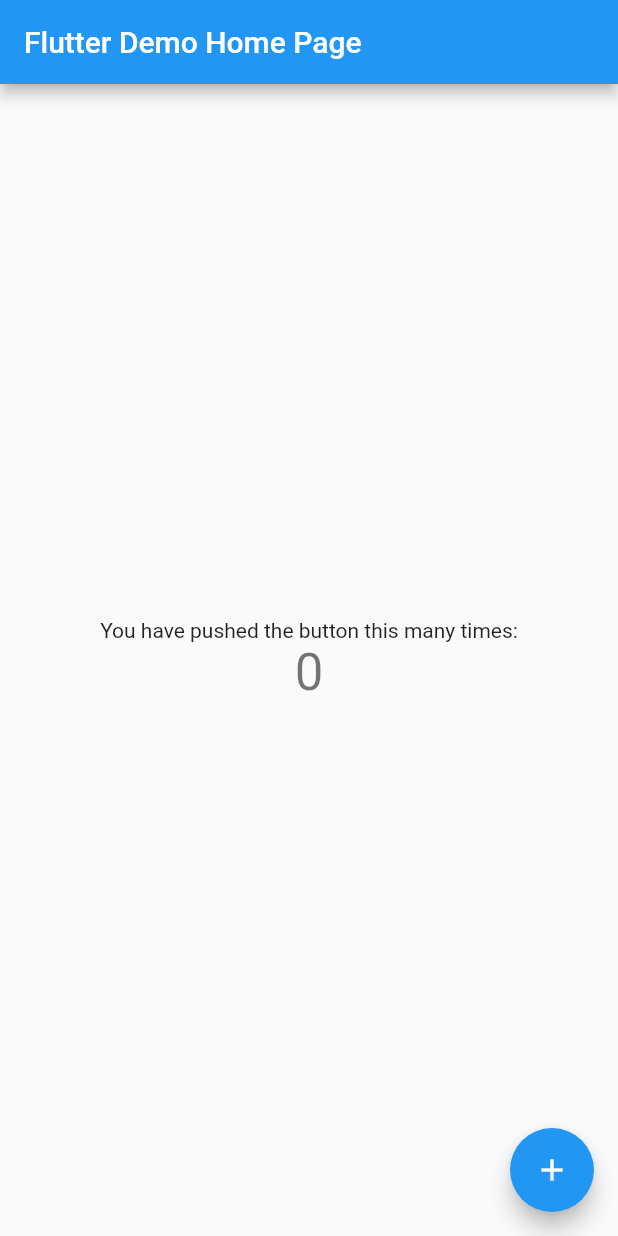
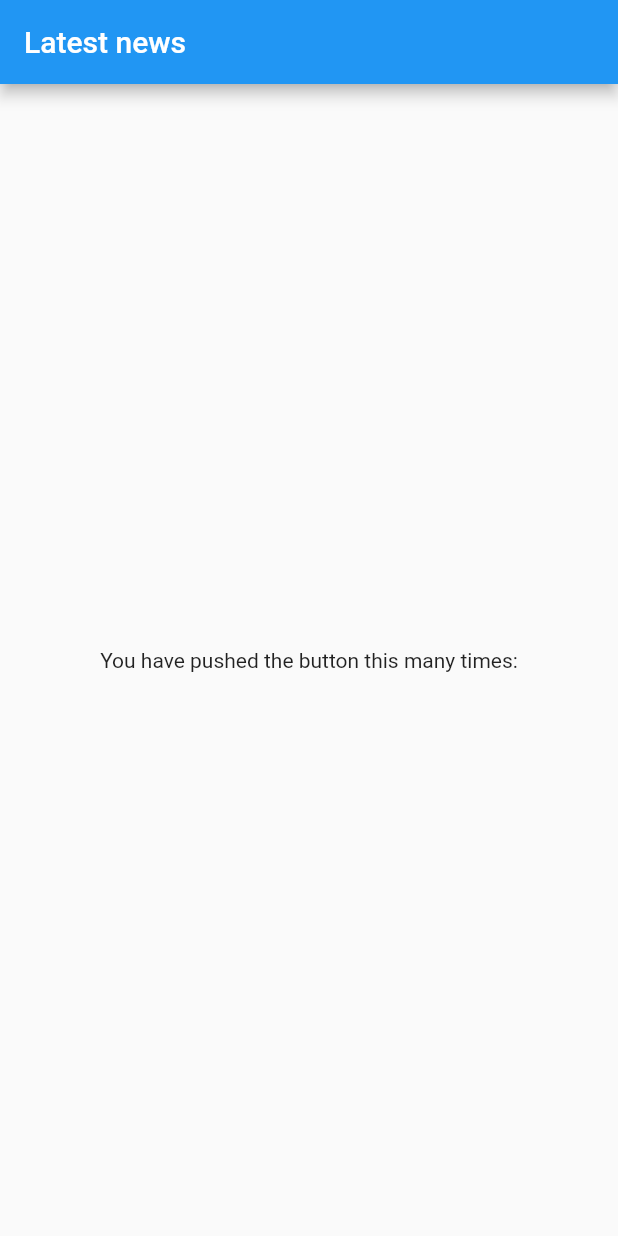
Before and after one commit to jupiterhub/news_app, a Flutter app: the screen it shows after launch, on a phone screen of 412 x 824 dp. Run offline on Flutter 3.47's test engine with Material 2 defaults, Android fonts, the phone set to English and light mode, and no system bars.

```diff
--- a/lib/main.dart
+++ b/lib/main.dart
@@ -9,39 +9,18 @@ class MyApp extends StatelessWidget {
   @override
   Widget build(BuildContext context) {
     return MaterialApp(
-      title: 'Flutter Demo',
+      title: 'News App',
       theme: ThemeData(
-        // This is the theme of your application.
-        //
-        // Try running your application with "flutter run". You'll see the
-        // application has a blue toolbar. Then, without quitting the app, try
-        // changing the primarySwatch below to Colors.green and then invoke
-        // "hot reload" (press "r" in the console where you ran "flutter run",
-        // or simply save your changes to "hot reload" in a Flutter IDE).
-        // Notice that the counter didn't reset back to zero; the application
-        // is not restarted.
         primarySwatch: Colors.blue,
-        // This makes the visual density adapt to the platform that you run
-        // the app on. For desktop platforms, the controls will be smaller and
-        // closer together (more dense) than on mobile platforms.
         visualDensity: VisualDensity.adaptivePlatformDensity,
       ),
-      home: MyHomePage(title: 'Flutter Demo Home Page'),
+      home: MyHomePage(title: 'Latest news'),
     );
   }
 }
 
 class MyHomePage extends StatefulWidget {
   MyHomePage({Key key, this.title}) : super(key: key);
-
-  // This widget is the home page of your application. It is stateful, meaning
-  // that it has a State object (defined below) that contains fields that affect
-  // how it looks.
-
-  // This class is the configuration for the state. It holds the values (in this
-  // case the title) provided by the parent (in this case the App widget) and
-  // used by the build method of the State. Fields in a Widget subclass are
-  // always marked "final".
 
   final String title;
 
@@ -50,68 +29,23 @@ class MyHomePage extends StatefulWidget {
 }
 
 class _MyHomePageState extends State<MyHomePage> {
-  int _counter = 0;
-
-  void _incrementCounter() {
-    setState(() {
-      // This call to setState tells the Flutter framework that something has
-      // changed in this State, which causes it to rerun the build method below
-      // so that the display can reflect the updated values. If we changed
-      // _counter without calling setState(), then the build method would not be
-      // called again, and so nothing would appear to happen.
-      _counter++;
-    });
-  }
 
   @override
   Widget build(BuildContext context) {
-    // This method is rerun every time setState is called, for instance as done
-    // by the _incrementCounter method above.
-    //
-    // The Flutter framework has been optimized to make rerunning build methods
-    // fast, so that you can just rebuild anything that needs updating rather
-    // than having to individually change instances of widgets.
     return Scaffold(
       appBar: AppBar(
-        // Here we take the value from the MyHomePage object that was created by
-        // the App.build method, and use it to set our appbar title.
         title: Text(widget.title),
       ),
       body: Center(
-        // Center is a layout widget. It takes a single child and positions it
-        // in the middle of the parent.
         child: Column(
-          // Column is also a layout widget. It takes a list of children and
-          // arranges them vertically. By default, it sizes itself to fit its
-          // children horizontally, and tries to be as tall as its parent.
-          //
-          // Invoke "debug painting" (press "p" in the console, choose the
-          // "Toggle Debug Paint" action from the Flutter Inspector in Android
-          // Studio, or the "Toggle Debug Paint" command in Visual Studio Code)
-          // to see the wireframe for each widget.
-          //
-          // Column has various properties to control how it sizes itself and
-          // how it positions its children. Here we use mainAxisAlignment to
-          // center the children vertically; the main axis here is the vertical
-          // axis because Columns are vertical (the cross axis would be
-          // horizontal).
           mainAxisAlignment: MainAxisAlignment.center,
           children: <Widget>[
             Text(
               'You have pushed the button this many times:',
             ),
-            Text(
-              '$_counter',
-              style: Theme.of(context).textTheme.headline4,
-            ),
           ],
         ),
       ),
-      floatingActionButton: FloatingActionButton(
-        onPressed: _incrementCounter,
-        tooltip: 'Increment',
-        child: Icon(Icons.add),
-      ), // This trailing comma makes auto-formatting nicer for build methods.
     );
   }
 }
--- /dev/null
+++ b/lib/src/article.dart
@@ -0,0 +1,5 @@
+class Article {
+  var articleName;
+  var comments;
+  var numberOfComments;
+}
```
Also changed, not shown: 2 other files.
